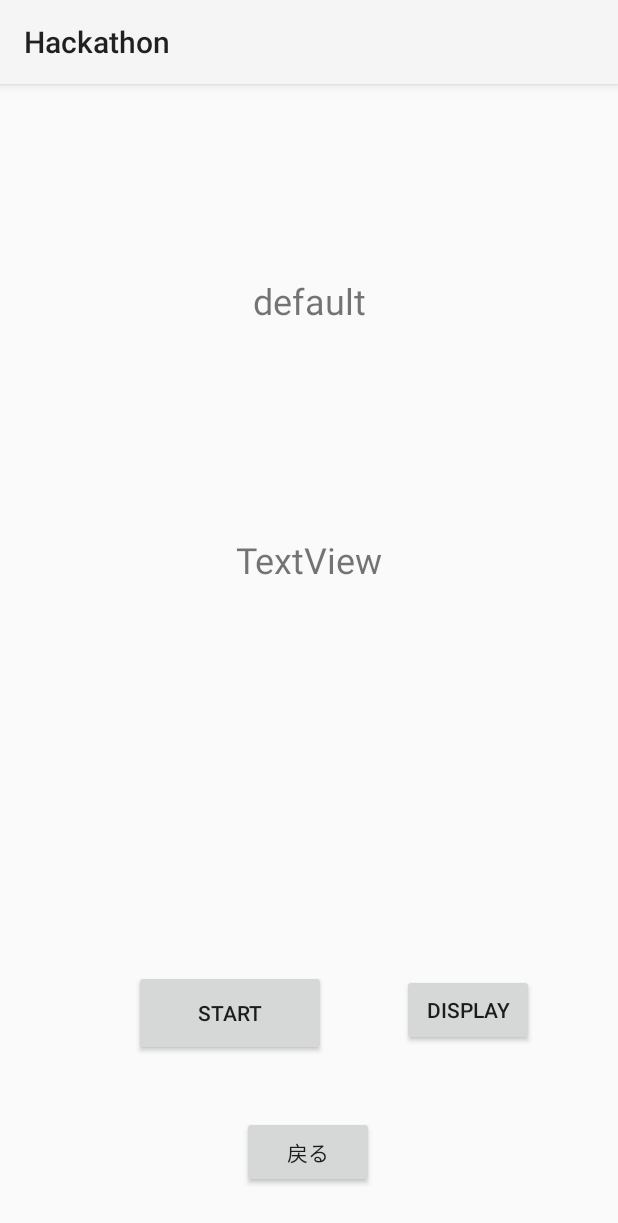
After one commit to Yayoi-cs/Hackathon, an Android app: the SoundActivity screen opened directly, with no data from a screen before it, on a phone screen of 412 x 824 dp. The commit adds this screen. Shown: the top 1223 px of the screen. Run offline under Robolectric (Android 15) with nearby library versions, the phone set to English and light mode, and no system bars.

Commit message:
Speech Recognizer関係

```diff
--- /dev/null
+++ b/app/src/main/java/com/example/hackathon/SoundActivity.kt
@@ -0,0 +1,48 @@
+package com.example.hackathon
+
+import android.Manifest
+import android.content.Intent
+import android.content.pm.PackageManager
+import androidx.appcompat.app.AppCompatActivity
+import android.os.Bundle
+import android.widget.Button
+import android.widget.TextView
+import androidx.core.app.ActivityCompat
+import androidx.core.content.ContextCompat
+import com.example.soundinput.SpeechRecognizerManager
+
+class SoundActivity : AppCompatActivity() {
+
+    private lateinit var speechRecognizerManager: SpeechRecognizerManager
+
+    override fun onCreate(savedInstanceState: Bundle?) {
+        super.onCreate(savedInstanceState)
+        setContentView(R.layout.activity_sound)
+
+        val granted = ContextCompat.checkSelfPermission(this, Manifest.permission.RECORD_AUDIO)
+        if (granted != PackageManager.PERMISSION_GRANTED) {
+            ActivityCompat.requestPermissions(this, arrayOf(Manifest.permission.RECORD_AUDIO), PERMISSIONS_RECORD_AUDIO)
+        }
+
+        var recognize_text_view = findViewById<TextView>(R.id.text_test)
+        var recognize_start_button = findViewById<Button>(R.id.recognize_start_button)
+        var main_text_view = findViewById<TextView>(R.id.text_main)
+        var display_button = findViewById<Button>(R.id.disp_button)
+
+        speechRecognizerManager = SpeechRecognizerManager(recognize_start_button, recognize_text_view)
+
+        val nextButton = findViewById<Button>(R.id.btnBack)
+        nextButton.setOnClickListener{
+            finish()
+        }
+
+        display_button.setOnClickListener {
+            main_text_view.text = speechRecognizerManager.getRecognizedText()
+        }
+
+    }
+
+    companion object {
+        private const val PERMISSIONS_RECORD_AUDIO = 1000
+    }
+}
--- /dev/null
+++ b/app/src/main/java/com/example/hackathon/SpeechRecognizerManager.kt
@@ -0,0 +1,65 @@
+package com.example.soundinput
+
+import android.content.Intent
+import android.os.Bundle
+import android.speech.RecognitionListener
+import android.speech.RecognizerIntent
+import android.speech.SpeechRecognizer
+import android.widget.Button
+import android.widget.TextView
+
+class SpeechRecognizerManager(
+    private val recognize_start_button: Button,
+    private val recognize_text_view: TextView
+) {
+    private var speechRecognizer : SpeechRecognizer? = null
+    var text_box : String = ""
+
+    init {
+        speechRecognizer = SpeechRecognizer.createSpeechRecognizer(recognize_text_view.context)
+        speechRecognizer?.setRecognitionListener(createRecognitionListenerStringStream { recognize_text_view.text = it })
+
+        recognize_start_button.setOnClickListener {
+            speechRecognizer?.startListening(
+                Intent(
+                    RecognizerIntent.ACTION_RECOGNIZE_SPEECH
+                )
+            )
+        }
+    }
+
+    private fun createRecognitionListenerStringStream(onResult : (String)-> Unit) : RecognitionListener {
+        return object : RecognitionListener {
+            override fun onRmsChanged(rmsdB: Float) { /** 今回は特に利用しない */ }
+            override fun onReadyForSpeech(params: Bundle) { onResult("onReadyForSpeech") }
+            override fun onBufferReceived(buffer: ByteArray) { onResult("onBufferReceived") }
+            override fun onPartialResults(partialResults: Bundle) { onResult("onPartialResults") }
+            override fun onEvent(eventType: Int, params: Bundle) { onResult("onEvent") }
+            override fun onBeginningOfSpeech() { onResult("onBeginningOfSpeech") }
+            override fun onEndOfSpeech() {
+                speechRecognizer?.stopListening()
+                onResult("onEndOfSpeech")
+            }
+            override fun onError(error: Int) {
+                speechRecognizer?.stopListening()
+                onResult("onError")
+            }
+            override fun onResults(results: Bundle) {
+                val stringArray = results.getStringArrayList(android.speech.SpeechRecognizer.RESULTS_RECOGNITION);
+                if(stringArray!!.size > 0){
+                    text_box = stringArray[0]
+                }
+
+                onResult("onResults " + stringArray.toString())
+            }
+        }
+    }
+
+    fun destroy() {
+        speechRecognizer?.destroy()
+    }
+
+    public fun getRecognizedText() : String {
+        return text_box
+    }
+}
--- /dev/null
+++ b/app/src/main/res/layout/activity_sound.xml
@@ -0,0 +1,64 @@
+<?xml version="1.0" encoding="utf-8"?>
+<androidx.constraintlayout.widget.ConstraintLayout xmlns:android="http://schemas.android.com/apk/res/android"
+    xmlns:app="http://schemas.android.com/apk/res-auto"
+    xmlns:tools="http://schemas.android.com/tools"
+    android:layout_width="match_parent"
+    android:layout_height="match_parent"
+    tools:context=".SoundActivity">
+
+    <Button
+        android:id="@+id/btnBack"
+        android:layout_width="wrap_content"
+        android:layout_height="wrap_content"
+        android:layout_marginBottom="32dp"
+        android:text="戻る"
+        app:layout_constraintBottom_toBottomOf="parent"
+        app:layout_constraintEnd_toEndOf="parent"
+        app:layout_constraintHorizontal_bias="0.498"
+        app:layout_constraintStart_toStartOf="parent" />
+
+    <TextView
+        android:id="@+id/text_test"
+        android:layout_width="wrap_content"
+        android:layout_height="wrap_content"
+        android:layout_marginTop="128dp"
+        android:text="default"
+        android:textSize="24sp"
+        app:layout_constraintEnd_toEndOf="parent"
+        app:layout_constraintStart_toStartOf="parent"
+        app:layout_constraintTop_toTopOf="parent" />
+
+    <Button
+        android:id="@+id/recognize_start_button"
+        android:layout_width="128dp"
+        android:layout_height="57dp"
+        android:layout_marginBottom="40dp"
+        android:text="start"
+        app:layout_constraintBottom_toTopOf="@+id/btnBack"
+        app:layout_constraintEnd_toEndOf="parent"
+        app:layout_constraintHorizontal_bias="0.314"
+        app:layout_constraintStart_toStartOf="parent" />
+
+    <TextView
+        android:id="@+id/text_main"
+        android:layout_width="wrap_content"
+        android:layout_height="wrap_content"
+        android:layout_marginTop="140dp"
+        android:text="TextView"
+        android:textSize="24sp"
+        app:layout_constraintEnd_toEndOf="parent"
+        app:layout_constraintStart_toStartOf="parent"
+        app:layout_constraintTop_toBottomOf="@+id/text_test" />
+
+    <Button
+        android:id="@+id/disp_button"
+        android:layout_width="wrap_content"
+        android:layout_height="wrap_content"
+        android:text="display"
+        app:layout_constraintBottom_toBottomOf="parent"
+        app:layout_constraintEnd_toEndOf="parent"
+        app:layout_constraintHorizontal_bias="0.474"
+        app:layout_constraintStart_toEndOf="@+id/recognize_start_button"
+        app:layout_constraintTop_toTopOf="parent"
+        app:layout_constraintVertical_bias="0.824" />
+</androidx.constraintlayout.widget.ConstraintLayout>
```
Also changed, not shown: app/src/main/AndroidManifest.xml (+12 -0 lines), app/src/main/java/com/example/hackathon/MainActivity.kt (+15 -0 lines), app/src/main/res/layout/activity_main.xml (+12 -0 lines).
